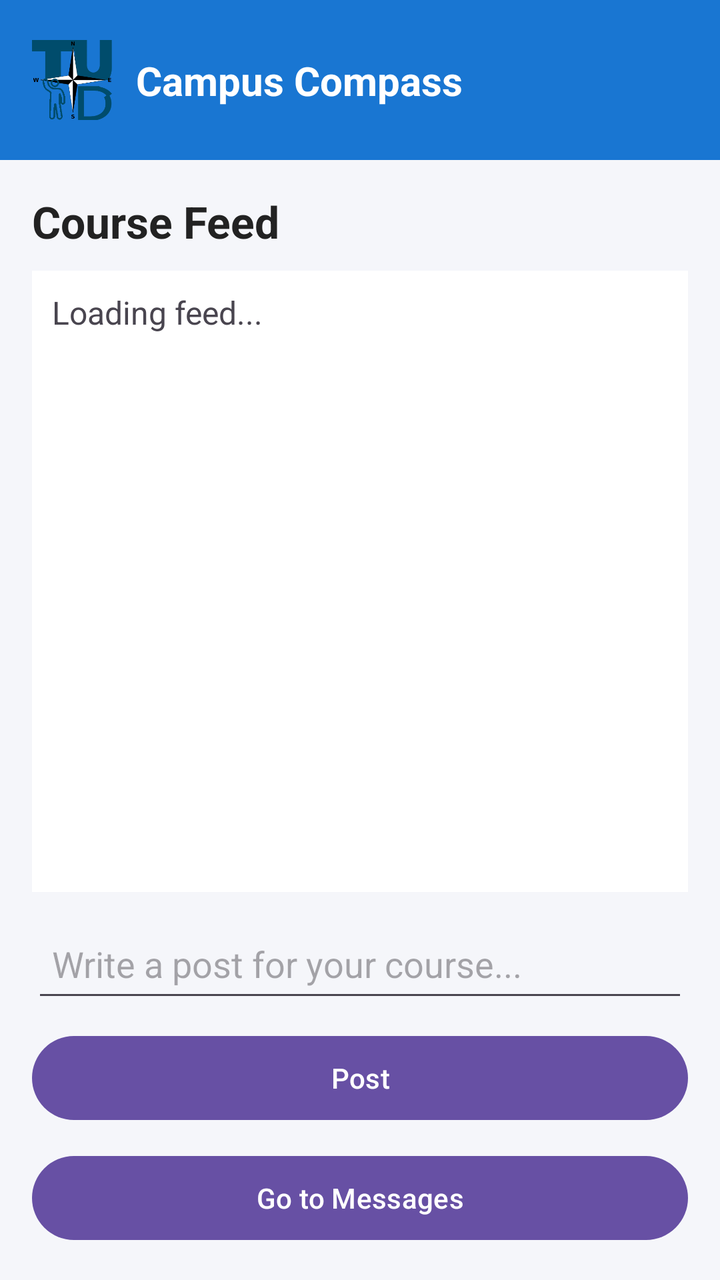
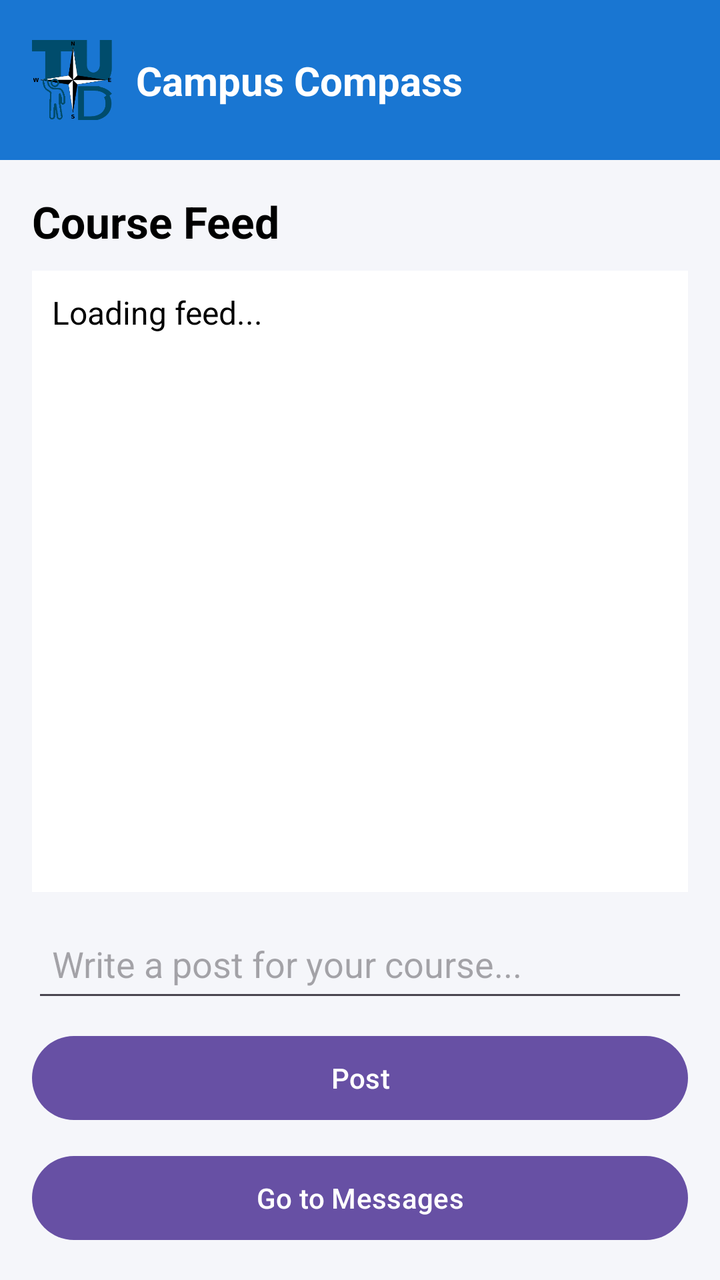

Compare the two renders of this Android layout. The source of the first and the diff that turns it into the second are given below.
<!-- AndroidManifest.xml: application theme Theme.CampusCompass -->
<!-- res/layout/activity_student_feed.xml -->
<?xml version="1.0" encoding="utf-8"?>
<androidx.constraintlayout.widget.ConstraintLayout
    xmlns:android="http://schemas.android.com/apk/res/android"
    xmlns:app="http://schemas.android.com/apk/res-auto"
    android:layout_width="match_parent"
    android:layout_height="match_parent"
    android:background="#F5F6FA">


    <include
        android:id="@+id/topBar"
        layout="@layout/top_bar"
        app:layout_constraintTop_toTopOf="parent"
        app:layout_constraintStart_toStartOf="parent"
        app:layout_constraintEnd_toEndOf="parent"/>

    <LinearLayout
        android:orientation="vertical"
        android:padding="16dp"
        android:layout_width="0dp"
        android:layout_height="0dp"
        app:layout_constraintTop_toBottomOf="@id/topBar"
        app:layout_constraintBottom_toBottomOf="parent"
        app:layout_constraintStart_toStartOf="parent"
        app:layout_constraintEnd_toEndOf="parent">


        <TextView
            android:layout_width="wrap_content"
            android:layout_height="wrap_content"
            android:text="Course Feed"
            android:textSize="22sp"
            android:textStyle="bold"
            android:textColor="#222222"
            android:layout_marginBottom="10dp"/>


        <ScrollView
            android:layout_width="match_parent"
            android:layout_height="0dp"
            android:layout_weight="1"
            android:background="#FFFFFF"
            android:padding="10dp">

            <TextView
                android:id="@+id/feedText"
                android:layout_width="match_parent"
                android:layout_height="wrap_content"
                android:textSize="16sp"
                android:text="Loading feed..." />
        </ScrollView>


        <EditText
            android:id="@+id/postContent"
            android:layout_width="match_parent"
            android:layout_height="wrap_content"
            android:hint="Write a post for your course..."
            android:minHeight="48dp"
            android:padding="10dp"
            android:layout_marginTop="12dp"
            android:layout_marginBottom="8dp"/>


        <Button
            android:id="@+id/postBtn"
            android:layout_width="match_parent"
            android:layout_height="50dp"
            android:text="Post"
            android:layout_marginBottom="10dp"/>

        <Button
            android:id="@+id/goMessagesBtn"
            android:layout_width="match_parent"
            android:layout_height="50dp"
            android:text="Go to Messages"/>

    </LinearLayout>

</androidx.constraintlayout.widget.ConstraintLayout>
<!-- res/layout/top_bar.xml (included above) -->
<?xml version="1.0" encoding="utf-8"?>
<androidx.constraintlayout.widget.ConstraintLayout
    xmlns:android="http://schemas.android.com/apk/res/android"
    xmlns:app="http://schemas.android.com/apk/res-auto"
    android:id="@+id/topBar"
    android:layout_width="match_parent"
    android:layout_height="80dp"
    android:background="#1976D2">

    <ImageView
        android:id="@+id/logoImage"
        android:layout_width="40dp"
        android:layout_height="40dp"
        android:src="@drawable/campus_compass"
        android:contentDescription="Logo"
        app:layout_constraintTop_toTopOf="parent"
        app:layout_constraintBottom_toBottomOf="parent"
        app:layout_constraintStart_toStartOf="parent"
        android:layout_marginStart="16dp"/>

    <TextView
        android:id="@+id/titleText"
        android:layout_width="wrap_content"
        android:layout_height="wrap_content"
        android:text="Campus Compass"
        android:textColor="#FFFFFF"
        android:textSize="20sp"
        android:textStyle="bold"
        app:layout_constraintTop_toTopOf="parent"
        app:layout_constraintBottom_toBottomOf="parent"
        app:layout_constraintStart_toEndOf="@id/logoImage"
        android:layout_marginStart="12dp"/>

</androidx.constraintlayout.widget.ConstraintLayout>
<!-- resources referenced by this layout -->
<resources>
  <!-- drawable campus_compass: png bitmap (drawable, 10718 bytes) -->
  <style name="Theme.CampusCompass" parent="Base.Theme.CampusCompass" />
  <style name="Base.Theme.CampusCompass" parent="Theme.Material3.DayNight.NoActionBar">
          
          
      </style>
</resources>

<!-- the commit's change to res/layout/activity_student_feed.xml (unified diff, before → after) -->
@@ -31,7 +31,7 @@
             android:text="Course Feed"
             android:textSize="22sp"
             android:textStyle="bold"
-            android:textColor="#222222"
+            android:textColor="#000000"
             android:layout_marginBottom="10dp"/>
 
 
@@ -47,6 +47,7 @@
                 android:layout_width="match_parent"
                 android:layout_height="wrap_content"
                 android:textSize="16sp"
+                android:textColor="#000000"
                 android:text="Loading feed..." />
         </ScrollView>
 
@@ -59,6 +60,7 @@
             android:minHeight="48dp"
             android:padding="10dp"
             android:layout_marginTop="12dp"
+            android:textColor="#000000"
             android:layout_marginBottom="8dp"/>
 
 
